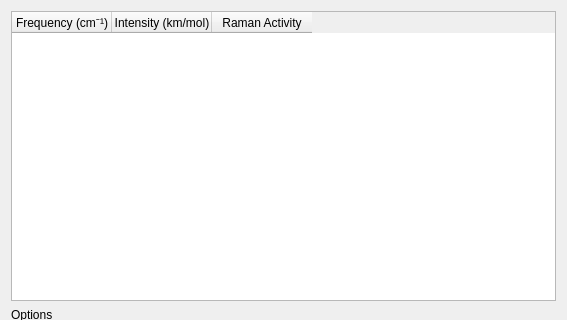
Before: the Qt Designer form libavogadro/src/extensions/vibrationdialog.ui in cryos/avogadro, drawn with Qt 5; both pictures show x 0 to 567 and y 0 to 320 of the 567 by 459 pixel window.
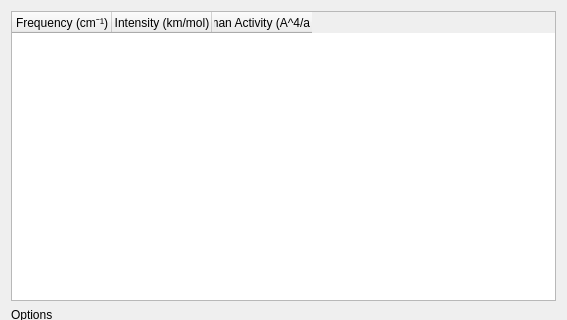
After: the same form once the commit is applied.

Commit message: Improved look of vibrationdialog

The edit to the form file:
```diff
--- a/libavogadro/src/extensions/vibrationdialog.ui
+++ b/libavogadro/src/extensions/vibrationdialog.ui
@@ -34,6 +34,9 @@
      <property name="gridStyle">
       <enum>Qt::SolidLine</enum>
      </property>
+     <property name="sortingEnabled">
+      <bool>true</bool>
+     </property>
      <property name="rowCount">
       <number>0</number>
      </property>
@@ -52,7 +55,7 @@
      </column>
      <column>
       <property name="text">
-       <string>Raman Activity</string>
+       <string>Raman Activity (A^4/amu)</string>
       </property>
      </column>
     </widget>
```
The commit also changes 1 other file.
